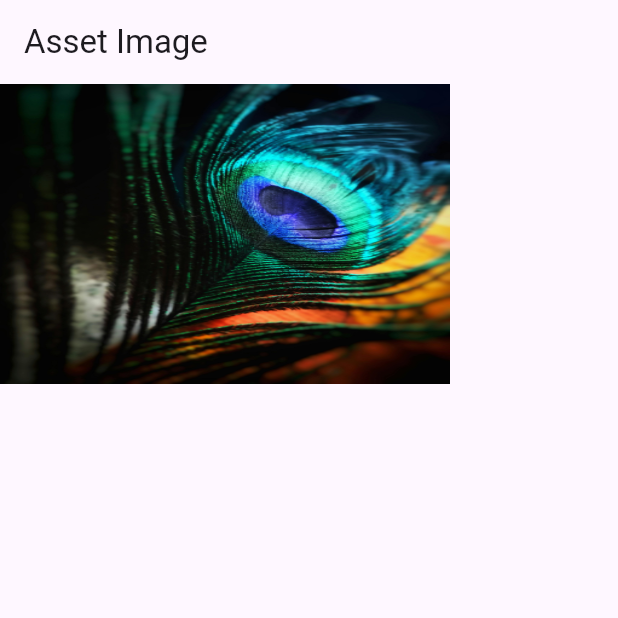
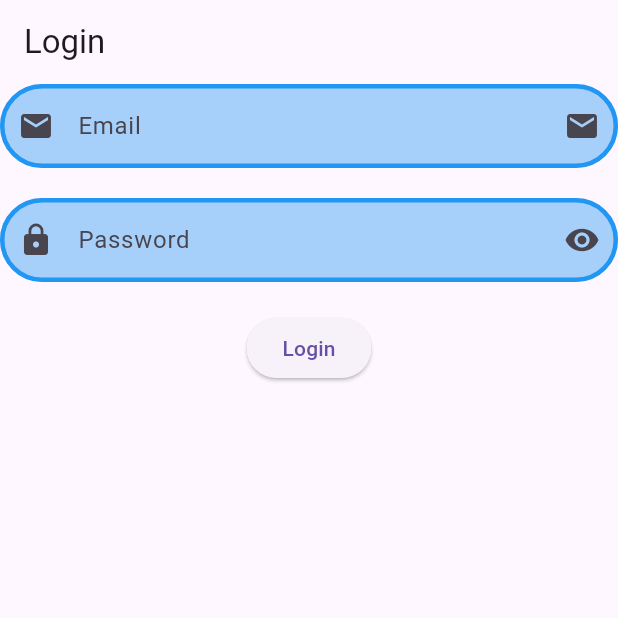
Before and after one commit to MuhammadAliKust/Flutter-B23, a Flutter app: the screen it shows after launch, on a phone screen of 412 x 824 dp, the top half of it. Run offline on Flutter 3.47's test engine with Material 3 defaults, Android fonts, the phone set to English and light mode, and no system bars.

Commit message:
Forms Done

```diff
--- a/lib/asset_image.dart
+++ b/lib/asset_image.dart
@@ -9,10 +9,14 @@ class AssetImageDemo extends StatelessWidget {
       appBar: AppBar(
         title: Text("Asset Image"),
       ),
-      body: Image.asset('assets/images/1.jpg',
-      height: 200,
-      width: 300,
-      fit: BoxFit.fill,),
+      body: Column(
+        children: [
+          Image.asset('assets/images/1.jpg',
+          height: 200,
+          width: 300,
+          fit: BoxFit.fill,),
+        ],
+      ),
     );
   }
 }
--- /dev/null
+++ b/lib/login.dart
@@ -0,0 +1,70 @@
+import 'package:flutter/material.dart';
+
+class LoginView extends StatelessWidget {
+  const LoginView({super.key});
+
+  @override
+  Widget build(BuildContext context) {
+    return Scaffold(
+      appBar: AppBar(title: Text("Login")),
+      body: Column(
+        children: [
+          TextField(
+            enabled: true,
+            maxLines: 1,
+            keyboardType: TextInputType.text,
+            decoration: InputDecoration(
+              label: Text("Email"),
+              hintText: 'test@gmail.com',
+              prefixIcon: Icon(Icons.email),
+              suffixIcon: Icon(Icons.email),
+              filled: true,
+              fillColor: Colors.blue.withOpacity(0.4),
+              enabledBorder: OutlineInputBorder(
+                borderSide: BorderSide(color: Colors.blue, width: 3),
+                borderRadius: BorderRadius.circular(30),
+              ),
+              focusedBorder: OutlineInputBorder(
+                borderSide: BorderSide(color: Colors.yellow, width: 3),
+                borderRadius: BorderRadius.circular(30),
+              ),
+              disabledBorder: OutlineInputBorder(
+                borderSide: BorderSide(color: Colors.grey, width: 3),
+                borderRadius: BorderRadius.circular(30),
+              ),
+            ),
+          ),
+          SizedBox(height: 20),
+          TextField(
+            enabled: true,
+            maxLines: 1,
+            obscureText: true,
+            keyboardType: TextInputType.text,
+            decoration: InputDecoration(
+              label: Text("Password"),
+              hintText: 'Password must be 6 or more characters.',
+              prefixIcon: Icon(Icons.lock),
+              suffixIcon: Icon(Icons.visibility),
+              filled: true,
+              fillColor: Colors.blue.withOpacity(0.4),
+              enabledBorder: OutlineInputBorder(
+                borderSide: BorderSide(color: Colors.blue, width: 3),
+                borderRadius: BorderRadius.circular(30),
+              ),
+              focusedBorder: OutlineInputBorder(
+                borderSide: BorderSide(color: Colors.yellow, width: 3),
+                borderRadius: BorderRadius.circular(30),
+              ),
+              disabledBorder: OutlineInputBorder(
+                borderSide: BorderSide(color: Colors.grey, width: 3),
+                borderRadius: BorderRadius.circular(30),
+              ),
+            ),
+          ),
+          SizedBox(height: 20),
+          ElevatedButton(onPressed: () {}, child: Text("Login")),
+        ],
+      ),
+    );
+  }
+}
--- a/lib/main.dart
+++ b/lib/main.dart
@@ -1,6 +1,7 @@
 import 'package:flutter/material.dart';
 
 import 'asset_image.dart';
+import 'login.dart';
 import 'network_image.dart';
 
 void main() {
@@ -13,7 +14,7 @@ class MyApp extends StatelessWidget {
   @override
   Widget build(BuildContext context) {
     return MaterialApp(
-      home: AssetImageDemo(),
+      home: LoginView(),
       // home: Scaffold(
       //   backgroundColor: Colors.yellow,
       //   appBar: AppBar(
```
